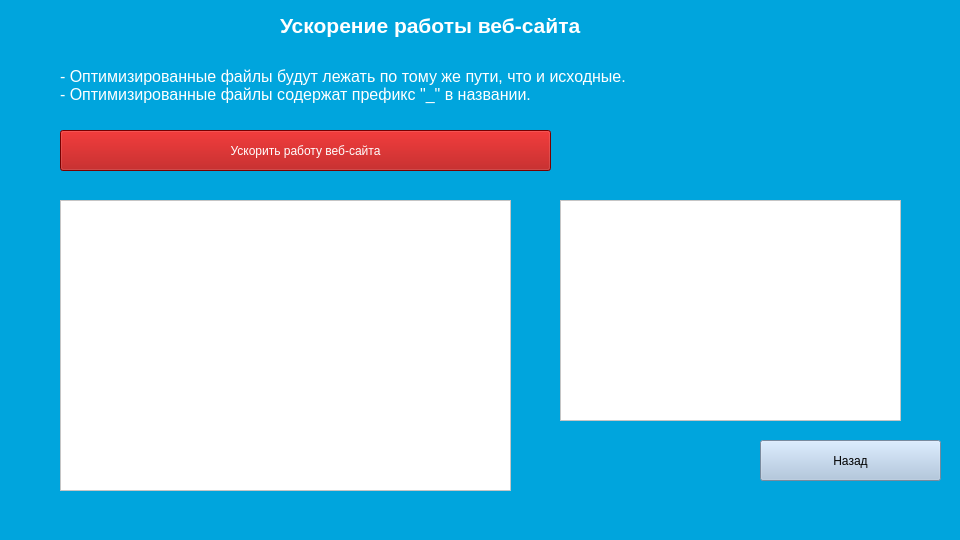
Above: qt/see_boost.ui from catcatcat8/practice1 before the change. Below: the same form after it.
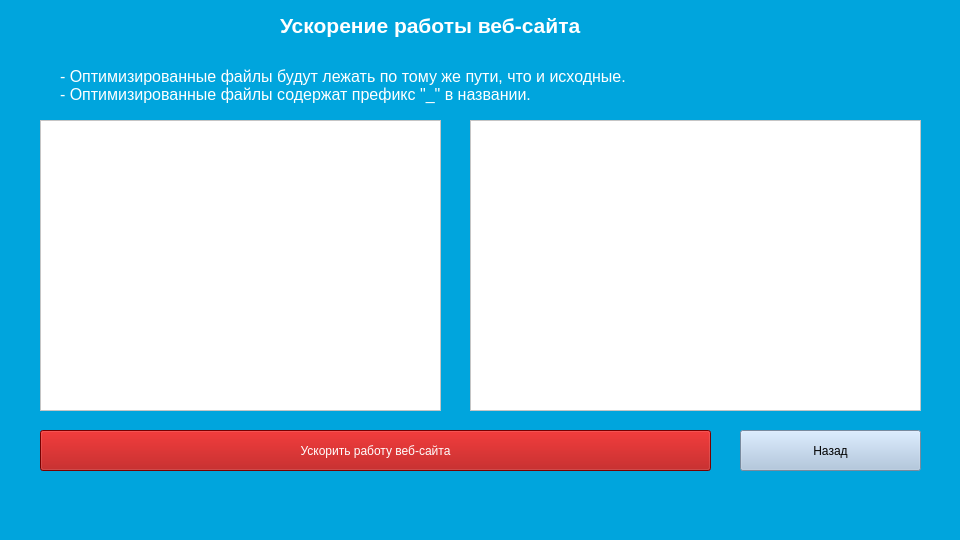
That is the form after the change. Custom widgets are drawn as their Qt base class.

The edit to the form file:
```diff
--- a/qt/see_boost.ui
+++ b/qt/see_boost.ui
@@ -52,9 +52,9 @@
    <widget class="QTextBrowser" name="textBrowser">
     <property name="geometry">
      <rect>
-      <x>60</x>
-      <y>200</y>
-      <width>451</width>
+      <x>40</x>
+      <y>120</y>
+      <width>401</width>
       <height>291</height>
      </rect>
     </property>
@@ -66,9 +66,9 @@
    <widget class="QPushButton" name="pushButton_6">
     <property name="geometry">
      <rect>
-      <x>60</x>
-      <y>130</y>
-      <width>491</width>
+      <x>40</x>
+      <y>430</y>
+      <width>671</width>
       <height>41</height>
      </rect>
     </property>
@@ -90,8 +90,8 @@
    <widget class="QPushButton" name="pushButton_5">
     <property name="geometry">
      <rect>
-      <x>760</x>
-      <y>440</y>
+      <x>740</x>
+      <y>430</y>
       <width>181</width>
       <height>41</height>
      </rect>
@@ -114,10 +114,10 @@
    <widget class="QGraphicsView" name="graphicsView">
     <property name="geometry">
      <rect>
-      <x>560</x>
-      <y>200</y>
-      <width>341</width>
-      <height>221</height>
+      <x>470</x>
+      <y>120</y>
+      <width>451</width>
+      <height>291</height>
      </rect>
     </property>
     <property name="styleSheet">
@@ -137,6 +137,13 @@
   </widget>
   <widget class="QStatusBar" name="statusbar"/>
  </widget>
+ <customwidgets>
+  <customwidget>
+   <class>PlotWidget</class>
+   <extends>QGraphicsView</extends>
+   <header>pyqtgraph</header>
+  </customwidget>
+ </customwidgets>
  <resources/>
  <connections/>
 </ui>
```
Left out of the diff: 2 changed lines with no effect on the pictures.
